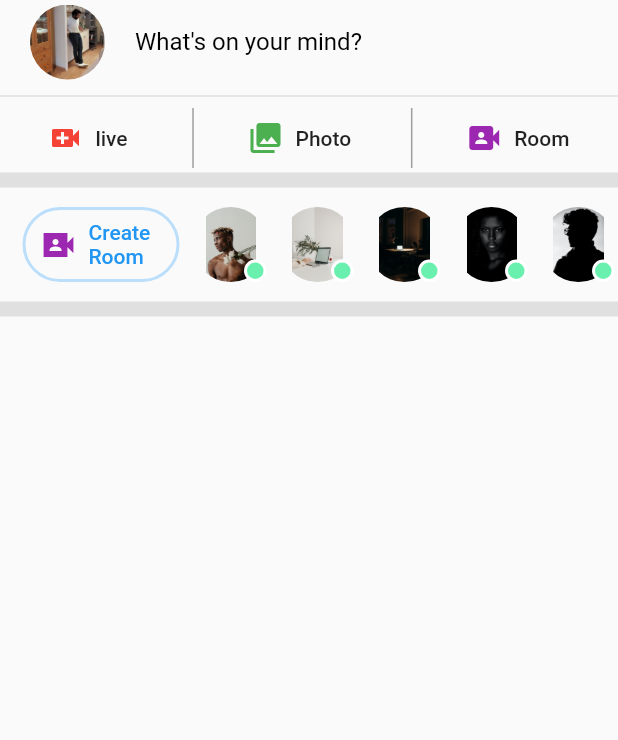
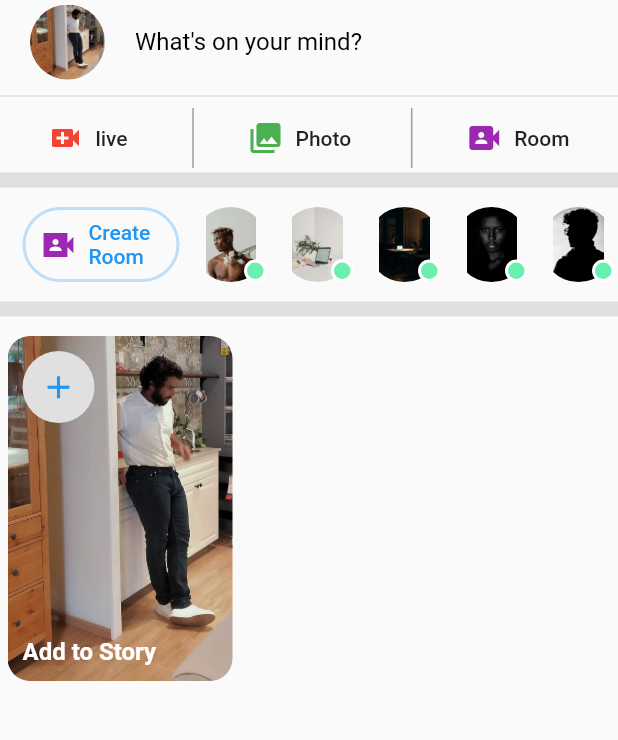
Before and after one commit to muhammedrishadpe/Facebook_Clone, a Flutter app: the screen it shows after launch, on a phone screen of 412 x 824 dp, the part 84-824 px from its top. Run offline on Flutter 3.47's test engine with Material 2 defaults, Android fonts, the phone set to English and light mode, and no system bars.

Commit message:
StorySection added

```diff
--- a/lib/home.dart
+++ b/lib/home.dart
@@ -1,7 +1,8 @@
 import 'package:facebook_ui/sections/roomSection.dart';
+import 'package:facebook_ui/sections/storySection.dart';
 import 'package:flutter/material.dart';
 
-import './widgets/appBarButton.dart';
+import 'widgets/circularButton.dart';
 import 'package:facebook_ui/sections/statusSection.dart';
 import 'package:facebook_ui/sections/headerButtonSection.dart';
 
@@ -33,13 +34,13 @@ class Home extends StatelessWidget {
             ),
           ),
           actions: [
-            AppBarButton(
+            CircularButton(
               buttonIcon: Icons.search,
               buttonAction: () {
                 print(' search screen appears');
               },
             ),
-            AppBarButton(
+            CircularButton(
               buttonIcon: Icons.chat,
               buttonAction: () {
                 print(' massenger screen appears');
@@ -54,6 +55,7 @@ class Home extends StatelessWidget {
           thicDivider,
           RoomSection(),
           thicDivider,
+          StorySection(),
         ]),
       ),
     );
--- /dev/null
+++ b/lib/sections/storySection.dart
@@ -0,0 +1,19 @@
+import 'package:facebook_ui/widgets/storyCard.dart';
+import 'package:flutter/material.dart';
+
+class StorySection extends StatelessWidget {
+  const StorySection({Key key}) : super(key: key);
+
+  @override
+  Widget build(BuildContext context) {
+    return Container(
+      height: 250,
+      child: ListView(
+        scrollDirection: Axis.horizontal,
+        children: [
+          StoryCard(),
+        ],
+      ),
+    );
+  }
+}
--- a/lib/widgets/appBarButton.dart
+++ b/lib/widgets/circularButton.dart
@@ -1,10 +1,15 @@
 import 'package:flutter/material.dart';
 
-class AppBarButton extends StatelessWidget {
+class CircularButton extends StatelessWidget {
   final IconData buttonIcon;
   final Function buttonAction;
+  final Color iconColor;
 
-  AppBarButton({@required this.buttonIcon, @required this.buttonAction});
+  CircularButton({
+    @required this.buttonIcon,
+    @required this.buttonAction,
+    this.iconColor = Colors.black,
+  });
 
   @override
   Widget build(BuildContext context) {
@@ -17,7 +22,7 @@ class AppBarButton extends StatelessWidget {
       child: IconButton(
         icon: Icon(
           buttonIcon,
-          color: Colors.black,
+          color: iconColor,
           size: 25,
         ),
         onPressed: buttonAction,
--- /dev/null
+++ b/lib/widgets/storyCard.dart
@@ -0,0 +1,62 @@
+import 'package:facebook_ui/assets.dart';
+import 'package:facebook_ui/widgets/circularButton.dart';
+import 'package:flutter/material.dart';
+
+class StoryCard extends StatelessWidget {
+  final String labelText;
+  final String story;
+  final String avatar;
+  final bool createStoryStatus;
+
+  StoryCard({
+    @required this.labelText,
+    @required this.story,
+    @required this.avatar,
+    @required this.createStoryStatus = false,
+  });
+  @override
+  Widget build(BuildContext context) {
+    return Container(
+      width: 150,
+      margin: EdgeInsets.only(
+        left: 5,
+        right: 5,
+        top: 10,
+        bottom: 10,
+      ),
+      decoration: BoxDecoration(
+        image: DecorationImage(
+          image: AssetImage(rishad),
+          fit: BoxFit.cover,
+        ),
+        borderRadius: BorderRadius.circular(15),
+      ),
+      child: Stack(
+        children: [
+          Positioned(
+            left: 5,
+            top: 5,
+            child: CircularButton(
+              buttonIcon: Icons.add,
+              buttonAction: () {
+                print("Create new stroy");
+              },
+              iconColor: Colors.blue,
+            ),
+          ),
+          Positioned(
+              bottom: 10,
+              left: 10,
+              child: Text(
+                "Add to Story",
+                style: TextStyle(
+                  color: Colors.white,
+                  fontSize: 16,
+                  fontWeight: FontWeight.bold,
+                ),
+              ))
+        ],
+      ),
+    );
+  }
+}
```
